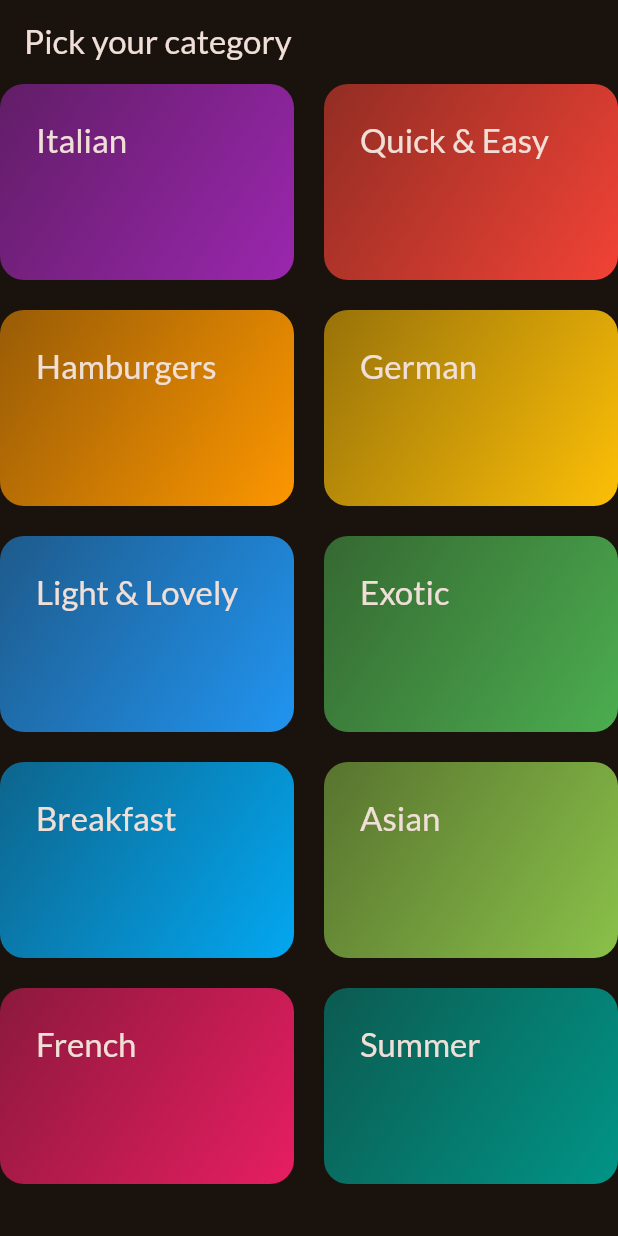
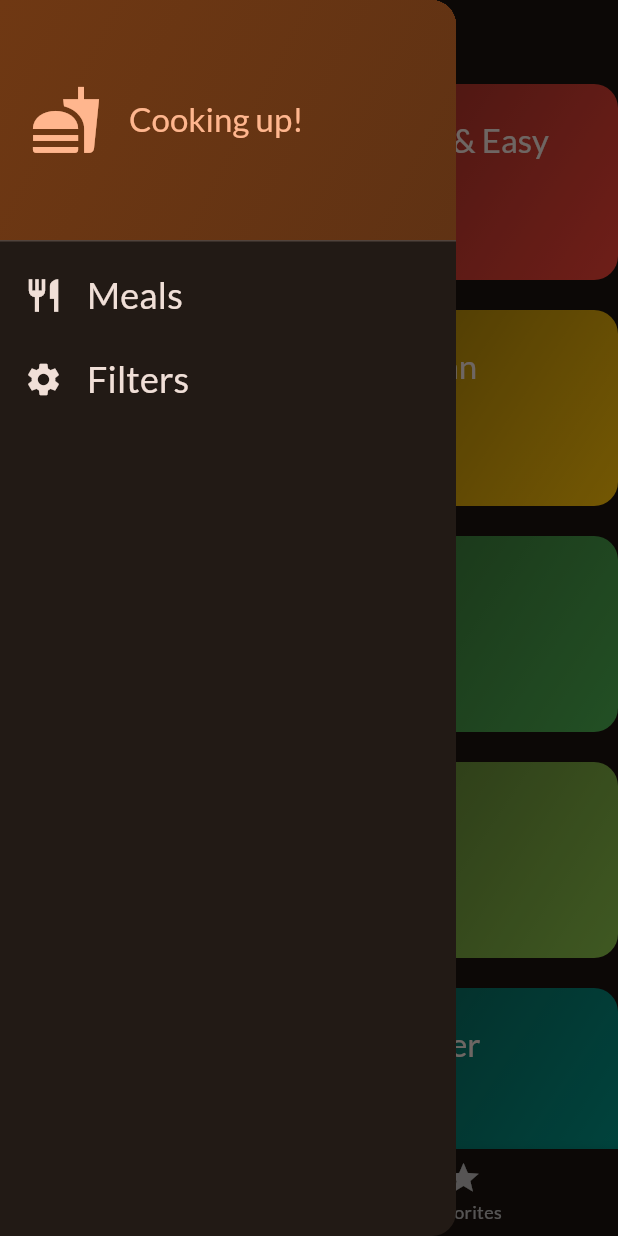
Before and after one commit to tienhgm/learn_flutter, a Flutter app: the screen it shows after launch, with the side drawer open (before the commit the screen has no drawer), on a phone screen of 412 x 824 dp. Run offline on Flutter 3.47's test engine with Material 2 defaults, Android fonts, the phone set to English and light mode, and no system bars; our stand-ins replace google_fonts, transparent_image.

```diff
--- a/lib/main.dart
+++ b/lib/main.dart
@@ -1,5 +1,6 @@
 import 'package:flutter/material.dart';
 import 'package:flutter_internals/screens/categories.dart';
+import 'package:flutter_internals/screens/tabs.dart';
 
 import 'package:google_fonts/google_fonts.dart';
 
@@ -21,9 +22,7 @@ class App extends StatelessWidget {
 
   @override
   Widget build(BuildContext context) {
-    return MaterialApp(
-      theme: theme,
-      home: const CategoriesScreen()// Todo ...,
-    );
+    return MaterialApp(theme: theme, home: const TabsScreen() // Todo ...,
+        );
   }
 }
--- a/lib/screens/categories.dart
+++ b/lib/screens/categories.dart
@@ -1,30 +1,34 @@
 import 'package:flutter/material.dart';
 import 'package:flutter_internals/data/dummy_data.dart';
 import 'package:flutter_internals/models/category.dart';
+import 'package:flutter_internals/models/meal.dart';
 import 'package:flutter_internals/screens/meals.dart';
 import 'package:flutter_internals/widgets/category_grid_item.dart';
 
 class CategoriesScreen extends StatelessWidget {
-  const CategoriesScreen({super.key});
+  const CategoriesScreen(
+      {super.key,
+      required this.onToggleFavorite,
+      required this.availableMeals});
+  final void Function(Meal meal) onToggleFavorite;
+  final List<Meal> availableMeals;
   void _selectCategory(BuildContext context, Category category) {
-    final filteredMeals = dummyMeals
+    final filteredMeals = availableMeals
         .where((meal) => meal.categories.contains(category.id))
         .toList();
     Navigator.of(context).push(
       MaterialPageRoute(
-        builder: (ctx) =>
-            MealsScreen(meals: filteredMeals, title: category.title),
+        builder: (ctx) => MealsScreen(
+            meals: filteredMeals,
+            title: category.title,
+            onToggleFavorite: onToggleFavorite),
       ),
     ); // == Navigator.push(context, route);
   }
 
   @override
   Widget build(BuildContext context) {
-    return Scaffold(
-        appBar: AppBar(
-          title: const Text('Pick your category'),
-        ),
-        body: GridView(
+    return GridView(
         //Cross axis: trục ngang, Main axis trục dọc trong grid
         gridDelegate: const SliverGridDelegateWithFixedCrossAxisCount(
             crossAxisCount: 2,
@@ -41,7 +45,6 @@ class CategoriesScreen extends StatelessWidget {
                 onSelectCategory: () {
                   _selectCategory(context, category);
                 })
-          ],
-        ));
+        ]);
   }
 }
--- a/lib/screens/meal_details.dart
+++ b/lib/screens/meal_details.dart
@@ -2,13 +2,17 @@ import 'package:flutter/material.dart';
 import 'package:flutter_internals/models/meal.dart';
 
 class MealDetailsScreen extends StatelessWidget {
-  const MealDetailsScreen({super.key, required this.meal});
+  const MealDetailsScreen({super.key, required this.meal, required this.onToggleFavorite});
   final Meal meal;
+  final void Function(Meal meal) onToggleFavorite;
   @override
   Widget build(BuildContext context) {
     return Scaffold(
       appBar: AppBar(
         title: Text(meal.title),
+        actions: [IconButton(onPressed: () {
+          onToggleFavorite(meal);
+        }, icon: const Icon(Icons.star))],
       ),
       body: SingleChildScrollView(
         child: Column(
--- /dev/null
+++ b/lib/screens/tabs.dart
@@ -0,0 +1,118 @@
+import 'package:flutter/material.dart';
+import 'package:flutter_internals/data/dummy_data.dart';
+import 'package:flutter_internals/models/meal.dart';
+import 'package:flutter_internals/screens/categories.dart';
+import 'package:flutter_internals/screens/filters.dart';
+import 'package:flutter_internals/screens/meals.dart';
+import 'package:flutter_internals/widgets/main_drawer.dart';
+
+const kInitialFilters = {
+  Filter.glutenFree: false,
+  Filter.lactoseFree: false,
+  Filter.vegetarianFree: false,
+  Filter.veganFree: false,
+};
+
+class TabsScreen extends StatefulWidget {
+  const TabsScreen({super.key});
+
+  @override
+  State<StatefulWidget> createState() {
+    return _TabsScreenState();
+  }
+}
+
+class _TabsScreenState extends State<TabsScreen> {
+  int _selectedPageIndex = 0;
+  final List<Meal> _favoritesMeals = [];
+  Map<Filter, bool> _selectedFilters = kInitialFilters;
+  void selectPage(int index) {
+    setState(() {
+      _selectedPageIndex = index;
+    });
+  }
+
+  void _showInfoMessage(String message) {
+    ScaffoldMessenger.of(context).clearSnackBars();
+    ScaffoldMessenger.of(context).showSnackBar(
+        SnackBar(duration: const Duration(seconds: 1), content: Text(message)));
+  }
+
+  void _toggleMealFavorite(Meal meal) {
+    final isExisting = _favoritesMeals.contains(meal);
+    if (isExisting) {
+      setState(() {
+        _favoritesMeals.remove(meal);
+      });
+      _showInfoMessage('Meal is no longer a favorite.');
+    } else {
+      setState(() {
+        _favoritesMeals.add(meal);
+      });
+      _showInfoMessage('Marked as a favorite!');
+    }
+  }
+
+  void _setScreen(String identifier) async {
+    Navigator.of(context).pop();
+    if (identifier == 'filters') {
+      final result =
+          await Navigator.of(context).push<Map<Filter, bool>>(MaterialPageRoute(
+              builder: (ctx) => FiltersScreen(
+                    currentFilters: _selectedFilters,
+                  )));
+      setState(() {
+        _selectedFilters = result ?? kInitialFilters;
+      });
+    }
+  }
+
+  @override
+  Widget build(BuildContext context) {
+    final availableMeals = dummyMeals.where((meal) {
+      if (_selectedFilters[Filter.glutenFree]! && !meal.isGlutenFree) {
+        return false;
+      }
+      if (_selectedFilters[Filter.lactoseFree]! && !meal.isLactoseFree) {
+        return false;
+      }
+      if (_selectedFilters[Filter.vegetarianFree]! && !meal.isVegetarian) {
+        return false;
+      }
+      if (_selectedFilters[Filter.veganFree]! && !meal.isVegan) {
+        return false;
+      }
+      return true;
+    }).toList();
+    Widget activePage = CategoriesScreen(
+      onToggleFavorite: _toggleMealFavorite,
+      availableMeals: availableMeals,
+    );
+    String activePageTitle = 'Categories';
+
+    if (_selectedPageIndex == 1) {
+      activePage = MealsScreen(
+          meals: _favoritesMeals, onToggleFavorite: _toggleMealFavorite);
+      activePageTitle = 'Your Favorites';
+    }
+    return Scaffold(
+      appBar: AppBar(
+        title: Text(activePageTitle),
+      ),
+      drawer: MainDrawer(
+        onSelectScreen: _setScreen,
+      ),
+      body: activePage,
+      bottomNavigationBar: BottomNavigationBar(
+          currentIndex: _selectedPageIndex,
+          onTap: (index) {
+            selectPage(index);
+          },
+          items: const [
+            BottomNavigationBarItem(
+                icon: Icon(Icons.set_meal), label: 'Categories'),
+            BottomNavigationBarItem(icon: Icon(Icons.star), label: 'Favorites'),
+          ]),
+    );
+  }
+}
--- /dev/null
+++ b/lib/widgets/main_drawer.dart
@@ -0,0 +1,74 @@
+import 'package:flutter/material.dart';
+
+class MainDrawer extends StatelessWidget {
+  const MainDrawer({super.key, required this.onSelectScreen});
+  final void Function(String identifier) onSelectScreen;
+  @override
+  Widget build(BuildContext context) {
+    return Drawer(
+      child: Column(
+        children: [
+          DrawerHeader(
+            decoration: BoxDecoration(
+                gradient: LinearGradient(colors: [
+              Theme.of(context).colorScheme.primaryContainer,
+              Theme.of(context).colorScheme.primaryContainer.withOpacity(0.8)
+            ], begin: Alignment.topLeft, end: Alignment.bottomRight)),
+            padding: const EdgeInsets.all(20),
+            child: Row(
+              children: [
+                Icon(
+                  Icons.fastfood,
+                  size: 48,
+                  color: Theme.of(context).colorScheme.primary,
+                ),
+                const SizedBox(
+                  width: 18,
+                ),
+                Text(
+                  'Cooking up!',
+                  style: Theme.of(context)
+                      .textTheme
+                      .titleLarge!
+                      .copyWith(color: Theme.of(context).colorScheme.primary),
+                )
+              ],
+            ),
+          ),
+          ListTile(
+            leading: Icon(
+              Icons.restaurant,
+              size: 26,
+              color: Theme.of(context).colorScheme.onBackground,
+            ),
+            title: Text(
+              'Meals',
+              style: Theme.of(context).textTheme.titleSmall!.copyWith(
+                  color: Theme.of(context).colorScheme.onBackground,
+                  fontSize: 24),
+            ),
+            onTap: () {
+              onSelectScreen('meals');
+            },
+          ),
+          ListTile(
+            leading: Icon(
+              Icons.settings,
+              size: 26,
+              color: Theme.of(context).colorScheme.onBackground,
+            ),
+            title: Text(
+              'Filters',
+              style: Theme.of(context).textTheme.titleSmall!.copyWith(
+                  color: Theme.of(context).colorScheme.onBackground,
+                  fontSize: 24),
+            ),
+            onTap: () {
+              onSelectScreen('filters');
+            },
+          ),
+        ],
+      ),
+    );
+  }
+}
```
Also changed, not shown: lib/screens/filters.dart (added, +123 -0 lines), lib/screens/meals.dart (+16 -4 lines). Lines whose indentation alone changed are shown as unchanged.
